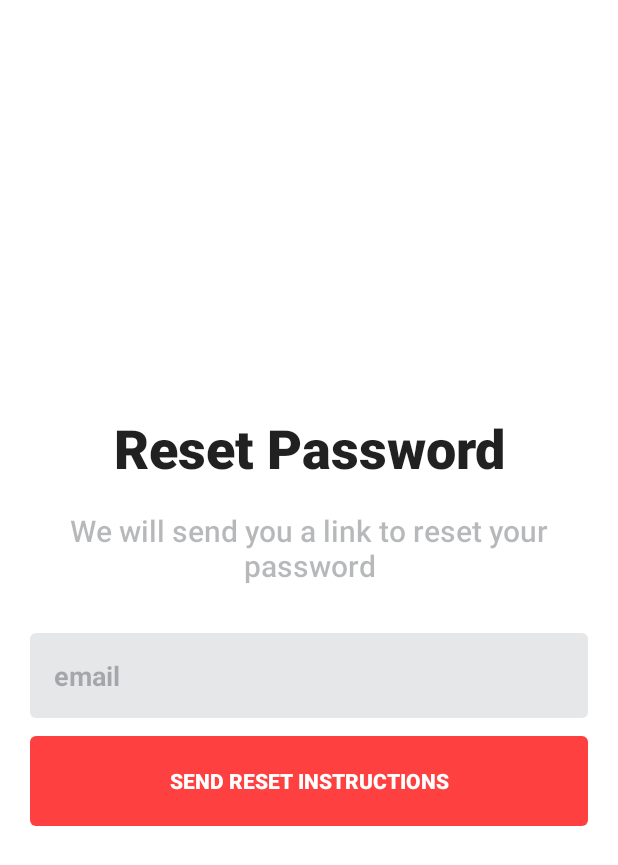
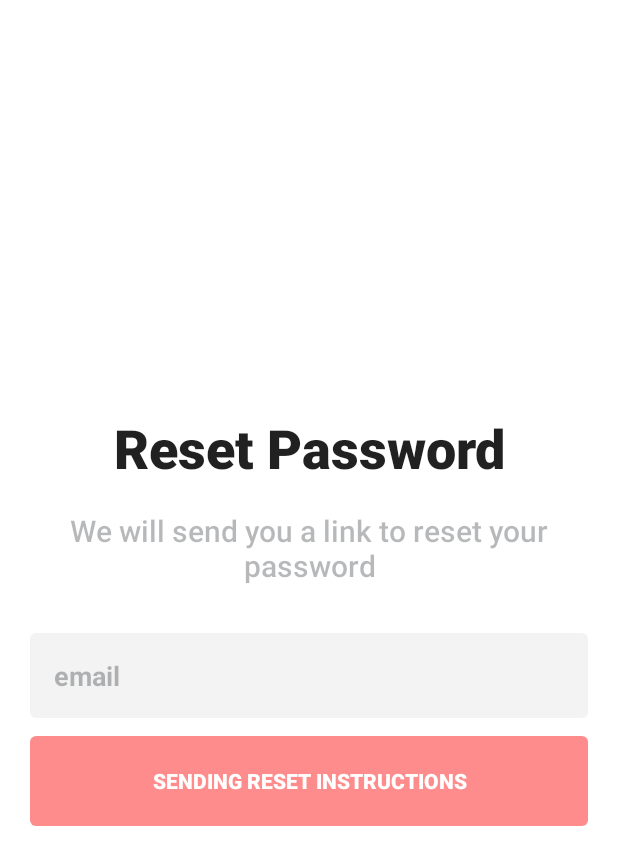
Before and after one commit to wedeploy-examples/supermarket-web-example, an Android app: the ResetPasswordActivity screen opened directly, with no data from a screen before it, after a tap on "SEND RESET INSTRUCTIONS", on a phone screen of 412 x 824 dp. Shown: the top 865 px of the screen. Run offline under Robolectric (Android 15) with nearby library versions, the phone set to English and light mode, and no system bars; our stand-ins replace data binding; libraries missing offline, so code that uses them is left out: com.wedeploy.sdk; 1 statement that could not run was skipped.

Commit message:
Show confirmation and error for reset password request

```diff
--- a/app/src/main/java/io/wedeploy/supermarket/resetpassword/ResetPasswordActivity.java
+++ b/app/src/main/java/io/wedeploy/supermarket/resetpassword/ResetPasswordActivity.java
@@ -10,6 +10,7 @@ import com.wedeploy.sdk.transport.Response;
 
 import io.wedeploy.supermarket.R;
 import io.wedeploy.supermarket.databinding.ActivityResetPasswordBinding;
+import io.wedeploy.supermarket.view.AlertMessage;
 
 /**
  * @author Silvio Santos
@@ -25,6 +26,9 @@ public class ResetPasswordActivity extends AppCompatActivity implements ResetPas
         binding.resetPasswordButton.setOnClickListener(new View.OnClickListener() {
             @Override
             public void onClick(View view) {
+                enableFields(false);
+                binding.resetPasswordButton.setText(R.string.sending_reset_instructions);
+
                 ResetPasswordRequest.resetPassword(
                         ResetPasswordActivity.this, binding.editText.getText().toString());
             }
@@ -34,12 +38,21 @@ public class ResetPasswordActivity extends AppCompatActivity implements ResetPas
 
     @Override
     public void onResetPasswordSuccess(Response response) {
+        setResult(RESULT_OK);
         finish();
     }
 
     @Override
     public void onResetPasswordFailed(Exception e) {
-        System.out.println("ResetPasswordActivity.onResetPasswordFailed");
+        enableFields(true);
+        binding.resetPasswordButton.setText(R.string.send_reset_instructions);
+
+        AlertMessage.showMessage(this, getString(R.string.invalid_email));
+    }
+
+    private void enableFields(boolean enable) {
+        binding.editText.setEnabled(enable);
+        binding.resetPasswordButton.setEnabled(enable);
     }
 
     private ActivityResetPasswordBinding binding;
--- a/app/src/main/res/values/strings.xml
+++ b/app/src/main/res/values/strings.xml
@@ -18,4 +18,7 @@
     <string name="send_reset_instructions">Send Reset Instructions</string>
     <string name="invalid_email_or_password">Ops! Invalid email or password</string>
     <string name="logging_in">Logging in</string>
+    <string name="sending_reset_instructions">Sending reset instructions</string>
+    <string name="the_email_should_arrive_within_a_few_minuts">The email should arrive within a few minutes</string>
+    <string name="invalid_email">Ops! Invalid email</string>
 </resources>
```
Also changed, not shown: app/src/main/java/io/wedeploy/supermarket/login/LoginActivity.java (+14 -1 lines).
